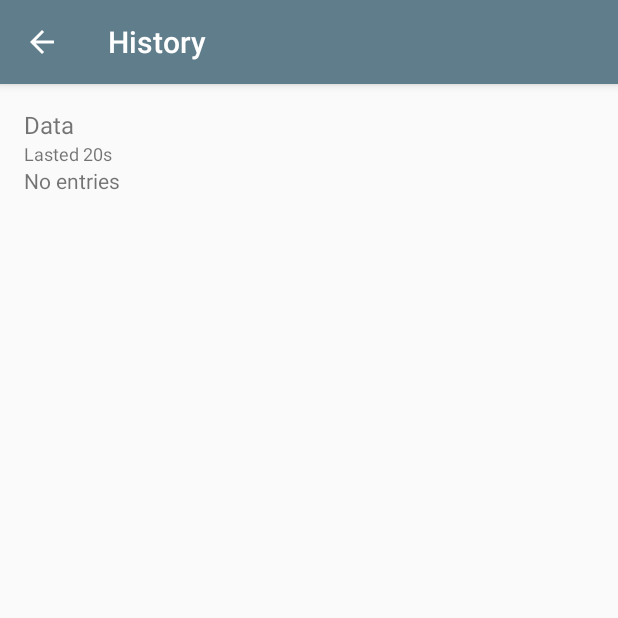
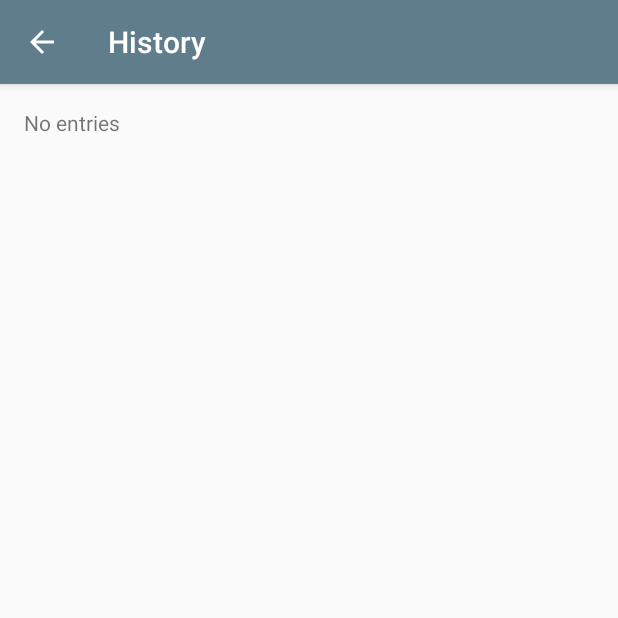
Before and after one commit to kubols/Metronome, an Android app: the BeepHistory screen opened directly, with no data from a screen before it, on a phone screen of 412 x 824 dp, the top half of it. Run offline under Robolectric (Android 15) with nearby library versions, the phone set to English and light mode, and no system bars.

Commit message:
BeepHistory layout design update

```diff
--- a/app/src/main/res/layout/activity_beephistory.xml
+++ b/app/src/main/res/layout/activity_beephistory.xml
@@ -29,18 +29,6 @@
             android:paddingRight="@dimen/activity_horizontal_margin"
             android:paddingTop="@dimen/activity_vertical_margin"
             android:id="@+id/history">
-            <TextView
-                android:id="@+id/date"
-                android:layout_width="match_parent"
-                android:layout_height="wrap_content"
-                android:text="Data"
-                android:textSize="16sp"/>
-            <TextView
-                android:id="@+id/lasted"
-                android:layout_width="wrap_content"
-                android:layout_height="wrap_content"
-                android:text="Lasted 20s"
-                android:textSize="12sp"/>
 
         </LinearLayout>
     </ScrollView>
--- a/app/src/main/res/values/colors.xml
+++ b/app/src/main/res/values/colors.xml
@@ -13,7 +13,7 @@
     <color name="colorSmallFabSelectedV21">#E65100</color>
 
     <color name="textPrimary">#87000000</color>
-    <color name="textSecondary">#54000000</color>
+    <color name="textSecondary">#ff9800</color>
     <color name="disabled">#38000000</color>
     <color name="primary_text_material_light">#ffffff</color>
 </resources>
```
Also changed, not shown: app/src/main/java/pl/edu/uksw/metronome/BeepHistory.java (+19 -43 lines), app/src/main/java/pl/edu/uksw/metronome/HistoryHeaderLayout.java (+23 -6 lines), app/src/main/res/values/strings.xml (+5 -2 lines).
